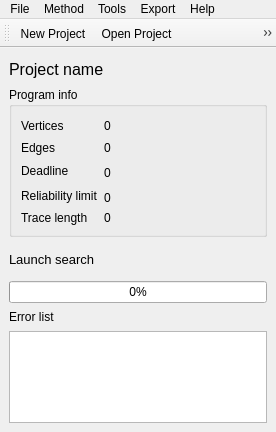
Above: src/SchedulerGUI/Windows/MainWindow.ui from DanielZorin/movepoint before the change. Below: the same form after it.
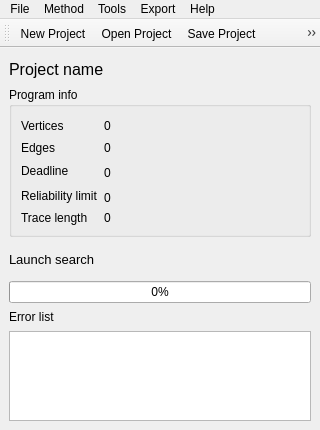
That is the form after the change. Icons and pictures are not drawn.

What changed in the file:
```diff
--- a/src/SchedulerGUI/Windows/MainWindow.ui
+++ b/src/SchedulerGUI/Windows/MainWindow.ui
@@ -5,8 +5,8 @@
    <rect>
     <x>0</x>
     <y>0</y>
-    <width>276</width>
-    <height>432</height>
+    <width>320</width>
+    <height>430</height>
    </rect>
   </property>
   <property name="sizePolicy" >
@@ -37,8 +37,8 @@
     <rect>
      <x>0</x>
      <y>59</y>
-     <width>276</width>
-     <height>373</height>
+     <width>320</width>
+     <height>371</height>
     </rect>
    </property>
    <property name="styleSheet" >
@@ -466,7 +466,7 @@
     <rect>
      <x>0</x>
      <y>0</y>
-     <width>276</width>
+     <width>320</width>
      <height>22</height>
     </rect>
    </property>
@@ -527,7 +527,7 @@
     <rect>
      <x>0</x>
      <y>22</y>
-     <width>276</width>
+     <width>320</width>
      <height>37</height>
     </rect>
    </property>
```
